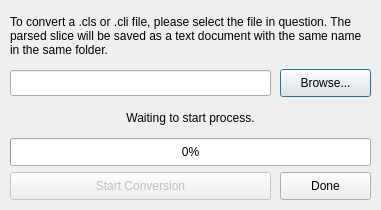
Qt form gui/dialogSliceConverter.ui (Spinarakk/defectmonitor) before a commit.
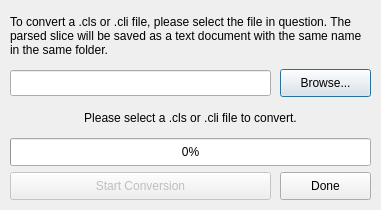
The same form after that commit. Icons and pictures are not drawn.

```diff
--- a/gui/dialogSliceConverter.ui
+++ b/gui/dialogSliceConverter.ui
@@ -122,7 +122,7 @@
     </rect>
    </property>
    <property name="text">
-    <string>Waiting to start process.</string>
+    <string>Please select a .cls or .cli file to convert.</string>
    </property>
    <property name="alignment">
     <set>Qt::AlignCenter</set>
```
Left out of the diff: 2 changed lines with no effect on the pictures.
